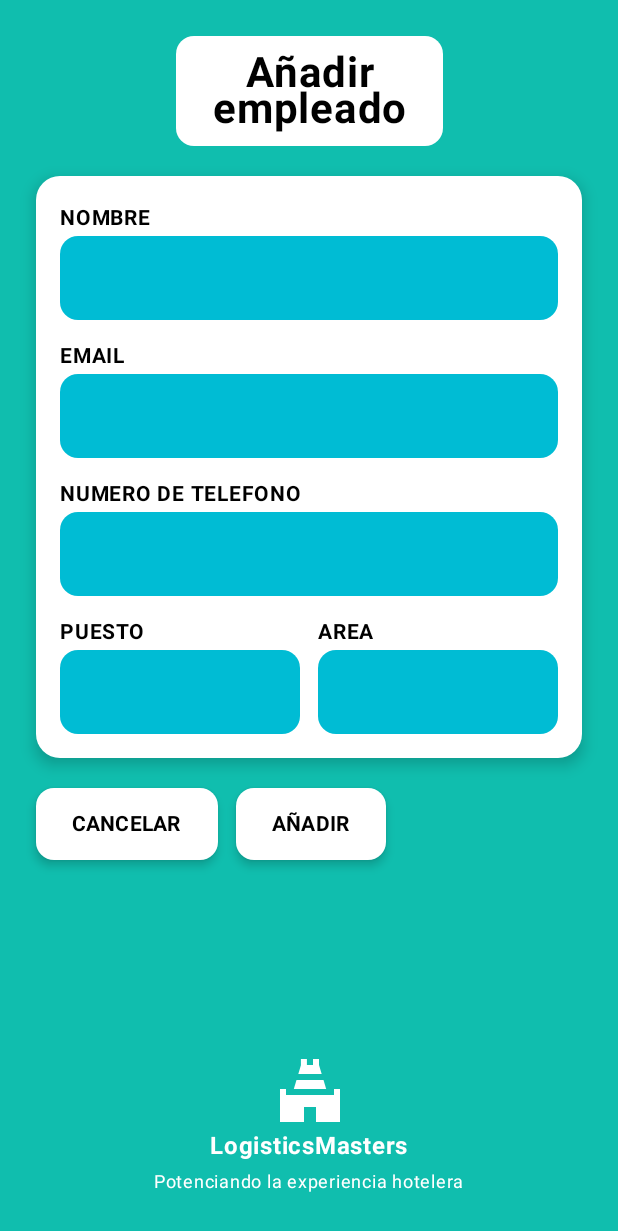
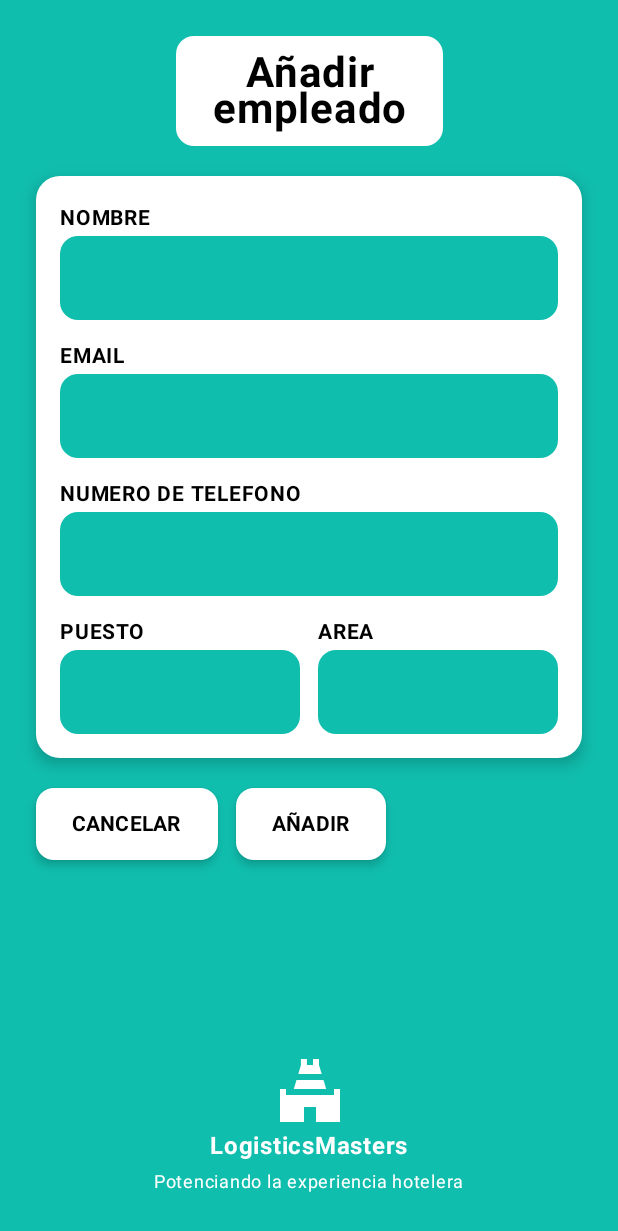
Before and after one commit to 1ACC0238-2510-346-G3-EazyLogistics/Android-Studio, an Android app built with Jetpack Compose: the AddEmployeeScreen screen opened through its navigation route, on a phone screen of 412 x 824 dp. Shown: the top 1231 px of the screen. Run offline under Robolectric (Android 15) with nearby library versions, the phone set to English and light mode, and no system bars.

Commit message:
Feat(Main) Fixed Styles

```diff
--- a/LogisticMaster/app/src/main/java/pe/edu/upc/logisticmaster/presentation/view/AddEmplyeeScreen.kt
+++ b/LogisticMaster/app/src/main/java/pe/edu/upc/logisticmaster/presentation/view/AddEmplyeeScreen.kt
@@ -177,8 +177,8 @@ fun CustomInputField(value: String, onValueChange: (String) -> Unit) {
         singleLine = true,
         shape = RoundedCornerShape(12.dp),
         colors = OutlinedTextFieldDefaults.colors(
-            focusedContainerColor = Color(0xFF00BCD4),
-            unfocusedContainerColor = Color(0xFF00BCD4),
+            focusedContainerColor = Color(0xFF10BEAE),
+            unfocusedContainerColor = Color(0xFF10BEAE),
             focusedBorderColor = Color.Transparent,
             unfocusedBorderColor = Color.Transparent,
             focusedTextColor = Color.Black,
--- a/LogisticMaster/app/src/main/java/pe/edu/upc/logisticmaster/presentation/view/LoginScreen.kt
+++ b/LogisticMaster/app/src/main/java/pe/edu/upc/logisticmaster/presentation/view/LoginScreen.kt
@@ -106,14 +106,9 @@ fun LoginScreen(navController: NavController, appViewModel: AppViewModel) {
             Box(
                 modifier = Modifier
                     .fillMaxSize()
-                    .background(
-                        Brush.verticalGradient(
-                            colors = listOf(
-                                Color.White.copy(alpha = 0.7f),
-                                Color.White.copy(alpha = 0.85f)
-                            )
-                        )
-                    )
+
+
+
             )
         }
 
@@ -139,7 +134,7 @@ fun LoginScreen(navController: NavController, appViewModel: AppViewModel) {
                             Brush.linearGradient(
                                 colors = listOf(
                                     accentColor,
-                                    Color( 0xFF00BCD4),
+                                    Color( 0xFF10BEAE),
                                 )
                             )
                         ),
@@ -159,7 +154,7 @@ fun LoginScreen(navController: NavController, appViewModel: AppViewModel) {
                     text = "Logistic Master",
                     fontSize = 32.sp,
                     fontWeight = FontWeight.Bold,
-                    color = accentColor
+                    color = Color.White
                 )
 
                 Text(
```
